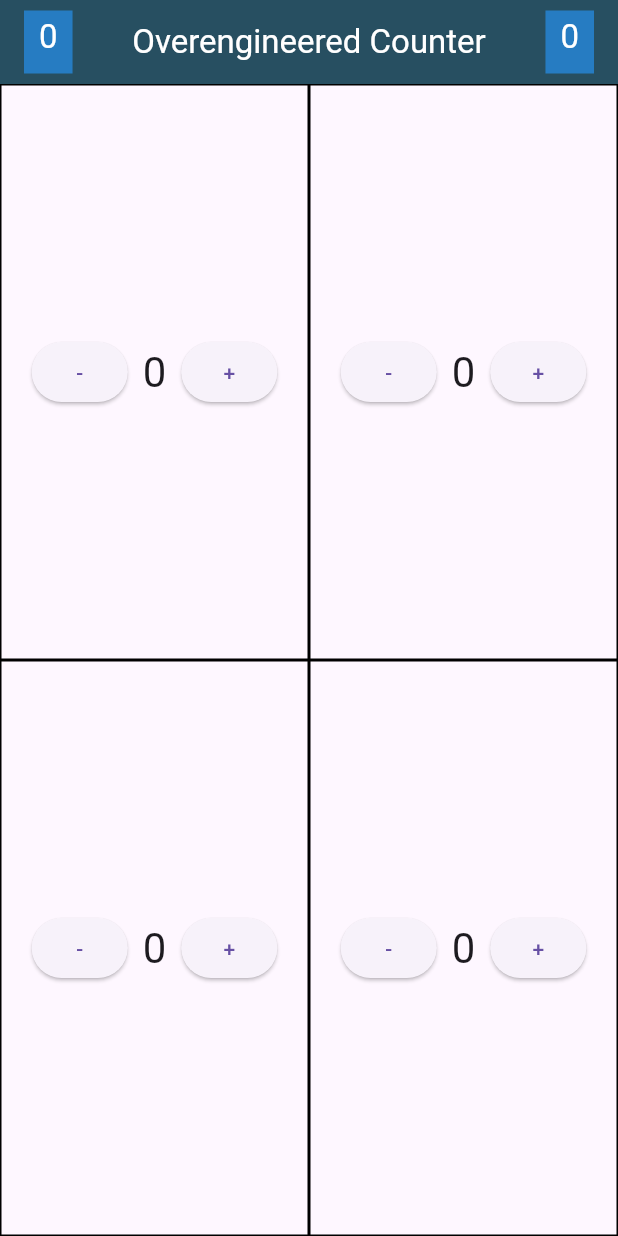
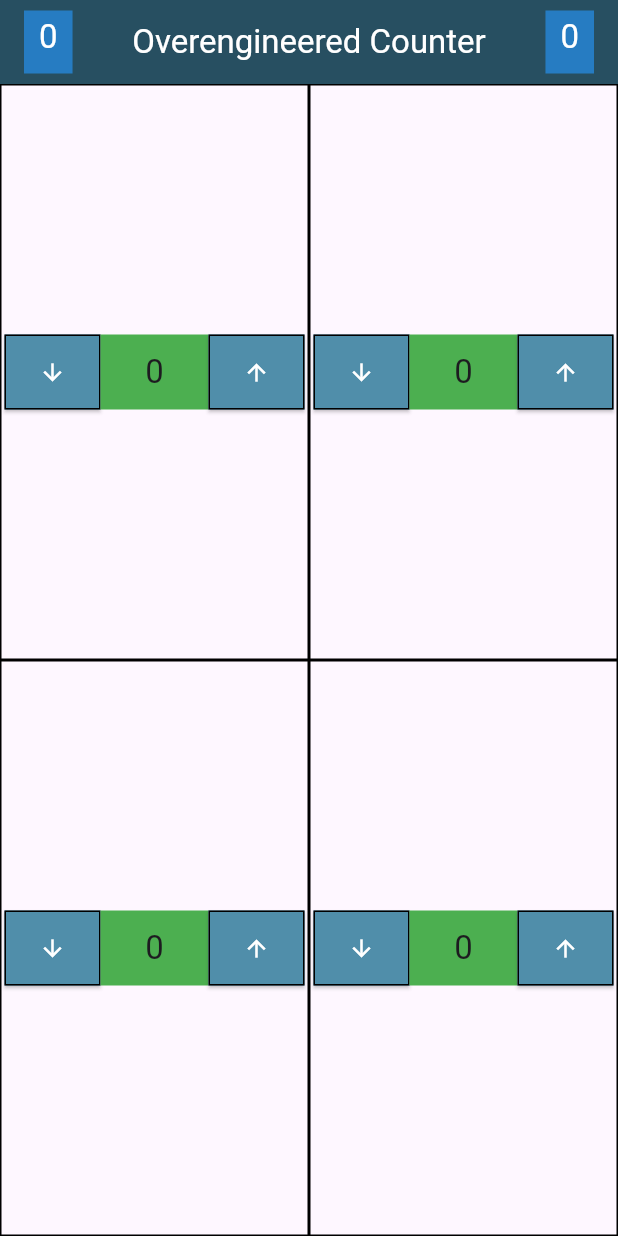
Before and after one commit to Kedirbiruh/i11_intro_012, a Flutter app: the screen it shows after launch, on a phone screen of 412 x 824 dp. Run offline on Flutter 3.47's test engine with Material 3 defaults, Android fonts, the phone set to English and light mode, and no system bars.

Commit message:
style ElevatedButton

```diff
--- a/lib/01_local/local_homepage.dart
+++ b/lib/01_local/local_homepage.dart
@@ -64,7 +64,10 @@ class _LocalHomepageState extends State<LocalHomepage> {
                       mainAxisAlignment: MainAxisAlignment.center,
                       children: [
                         ElevatedButton(
-                          style: ElevatedButton.styleFrom(backgroundColor: Colors.lightBlueAccent, ),
+                          style: ElevatedButton.styleFrom(
+                            backgroundColor: Colors.lightBlueAccent,
+                            padding: const EdgeInsets.all(16),
+                          ),
 
                           onPressed: () {
                             setState(() {
--- a/lib/02_distributed/distributed_homepage.dart
+++ b/lib/02_distributed/distributed_homepage.dart
@@ -28,7 +28,9 @@ class _DistributedHomepageState extends State<DistributedHomepage> {
                 padding: const EdgeInsets.fromLTRB(10, 4, 10, 10),
                 child: Text(
                   '${_counter1 + _counter2 + _counter3 + _counter4}',
-                  style: TextStyle(color: Colors.white),
+                  style: Theme.of(
+                    context,
+                  ).textTheme.titleLarge?.copyWith(color: Colors.white),
                 ),
               ),
             ),
@@ -49,7 +51,9 @@ class _DistributedHomepageState extends State<DistributedHomepage> {
                 padding: const EdgeInsets.fromLTRB(10, 4, 10, 10),
                 child: Text(
                   '${_counter1 + _counter2 + _counter3 + _counter4}',
-                  style: TextStyle(color: Colors.white),
+                  style: Theme.of(
+                    context,
+                  ).textTheme.titleLarge?.copyWith(color: Colors.white),
                 ),
               ),
             ),
--- a/lib/02_distributed/quadrant.dart
+++ b/lib/02_distributed/quadrant.dart
@@ -17,15 +17,48 @@ class Quadrant extends StatelessWidget {
     return Expanded(
       child: Container(
         decoration: BoxDecoration(border: Border.all()),
-        child: Row(
-          mainAxisAlignment: MainAxisAlignment.center,
-          children: [
-            ElevatedButton(onPressed: onMinus, child: const Text('-'),),
-            const SizedBox(width: 10),
-            Text('$value', style: Theme.of(context).textTheme.headlineMedium),
-            const SizedBox(width: 10),
-            ElevatedButton(onPressed: onPlus, child: const Text('+')),
-          ],
+        child: Center(
+          child: SizedBox(
+            height: 50,
+            width: 200,
+            child: Row(
+              crossAxisAlignment: CrossAxisAlignment.stretch,
+              children: [
+                ElevatedButton(
+                  onPressed: onMinus,
+                  style: ElevatedButton.styleFrom(
+                    backgroundColor: const Color.fromARGB(255, 80, 142, 170),
+                    padding: const EdgeInsets.all(16),
+                    shape: RoundedRectangleBorder(side: BorderSide()),
+                  ),
+                  child: Icon(Icons.arrow_downward, color: Colors.white),
+                ),
+
+                Expanded(
+                  child: Container(
+                    decoration: BoxDecoration(color: Colors.green),
+                    child: Center(
+                      child: Text(
+                        '$value',
+                        textAlign: TextAlign.center,
+                        style: Theme.of(context).textTheme.titleLarge,
+                      ),
+                    ),
+                  ),
+                ),
+
+                ElevatedButton(
+                  onPressed: onPlus,
+                  style: ElevatedButton.styleFrom(
+                    backgroundColor: const Color.fromARGB(255, 80, 142, 170),
+                    padding: const EdgeInsets.all(16),
+                    shape: RoundedRectangleBorder(side: BorderSide()),
+                  ),
+                  child: Icon(Icons.arrow_upward, color: Colors.white),
+                ),
+              ],
+            ),
+          ),
         ),
       ),
     );
```
